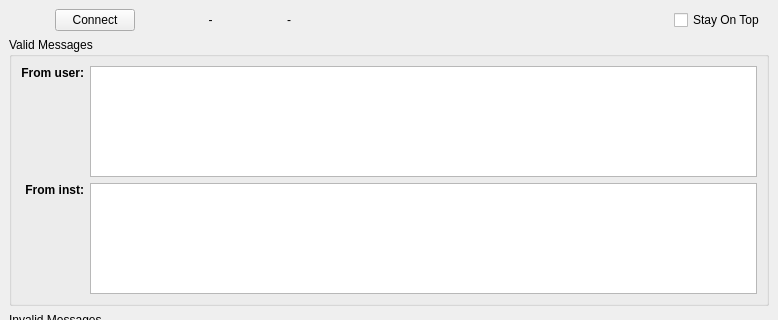
This is instruments/instctrl/proxy/ProxyMainWindow.ui in NCAR/nimbus as Qt 5 draws it before an edit; both pictures show x 0 to 778 and y 0 to 320 of the 778 by 612 pixel window. The edited form follows.
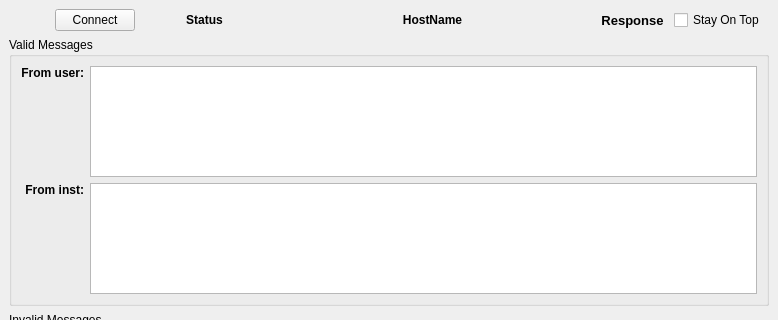
This is the edited form.

Commit message: Display remote heartbeat (response) on ProxyMainWindow.

The edit to the form file:
```diff
--- a/instruments/instctrl/proxy/ProxyMainWindow.ui
+++ b/instruments/instctrl/proxy/ProxyMainWindow.ui
@@ -55,7 +55,7 @@
        </widget>
       </item>
       <item>
-       <layout class="QHBoxLayout" name="horizontalLayout" stretch="1,3,8,0">
+       <layout class="QHBoxLayout" name="horizontalLayout" stretch="1,0,3,0,8,0,0,0,0">
         <property name="spacing">
          <number>3</number>
         </property>
@@ -72,6 +72,22 @@
           </property>
          </widget>
         </item>
+        <item>
+         <spacer name="horizontalSpacer_4">
+          <property name="orientation">
+           <enum>Qt::Horizontal</enum>
+          </property>
+          <property name="sizeType">
+           <enum>QSizePolicy::Fixed</enum>
+          </property>
+          <property name="sizeHint" stdset="0">
+           <size>
+            <width>7</width>
+            <height>20</height>
+           </size>
+          </property>
+         </spacer>
+        </item>
         <item>
          <widget class="QLabel" name="_proxyStatus">
           <property name="sizePolicy">
@@ -86,17 +102,39 @@
             <height>0</height>
            </size>
           </property>
+          <property name="font">
+           <font>
+            <weight>75</weight>
+            <bold>true</bold>
+           </font>
+          </property>
           <property name="frameShape">
            <enum>QFrame::NoFrame</enum>
           </property>
           <property name="text">
-           <string>-</string>
+           <string>Status</string>
           </property>
           <property name="alignment">
            <set>Qt::AlignCenter</set>
           </property>
          </widget>
         </item>
+        <item>
+         <spacer name="horizontalSpacer_3">
+          <property name="orientation">
+           <enum>Qt::Horizontal</enum>
+          </property>
+          <property name="sizeType">
+           <enum>QSizePolicy::Fixed</enum>
+          </property>
+          <property name="sizeHint" stdset="0">
+           <size>
+            <width>7</width>
+            <height>20</height>
+           </size>
+          </property>
+         </spacer>
+        </item>
         <item>
          <widget class="QLabel" name="_sslHostInfo">
           <property name="sizePolicy">
@@ -111,17 +149,72 @@
             <height>0</height>
            </size>
           </property>
+          <property name="font">
+           <font>
+            <weight>75</weight>
+            <bold>true</bold>
+           </font>
+          </property>
           <property name="text">
-           <string>-</string>
+           <string>HostName</string>
           </property>
           <property name="alignment">
-           <set>Qt::AlignLeading|Qt::AlignLeft|Qt::AlignVCenter</set>
+           <set>Qt::AlignCenter</set>
           </property>
           <property name="indent">
            <number>1</number>
           </property>
          </widget>
         </item>
+        <item>
+         <spacer name="horizontalSpacer">
+          <property name="orientation">
+           <enum>Qt::Horizontal</enum>
+          </property>
+          <property name="sizeType">
+           <enum>QSizePolicy::Fixed</enum>
+          </property>
+          <property name="sizeHint" stdset="0">
+           <size>
+            <width>7</width>
+            <height>20</height>
+           </size>
+          </property>
+         </spacer>
+        </item>
+        <item>
+         <widget class="QLabel" name="_responseAge">
+          <property name="font">
+           <font>
+            <pointsize>10</pointsize>
+            <weight>75</weight>
+            <bold>true</bold>
+           </font>
+          </property>
+          <property name="text">
+           <string>Response</string>
+          </property>
+          <property name="alignment">
+           <set>Qt::AlignCenter</set>
+          </property>
+         </widget>
+        </item>
+        <item>
+         <spacer name="horizontalSpacer_2">
+          <property name="orientation">
+           <enum>Qt::Horizontal</enum>
+          </property>
+          <property name="sizeType">
+           <enum>QSizePolicy::Fixed</enum>
+          </property>
+          <property name="sizeHint" stdset="0">
+           <size>
+            <width>7</width>
+            <height>20</height>
+           </size>
+          </property>
+         </spacer>
+        </item>
         <item>
          <widget class="QCheckBox" name="_onTop">
           <property name="text">
```
Left out of the diff: 3 changed lines with no effect on the pictures. The commit also changes 4 other files.
